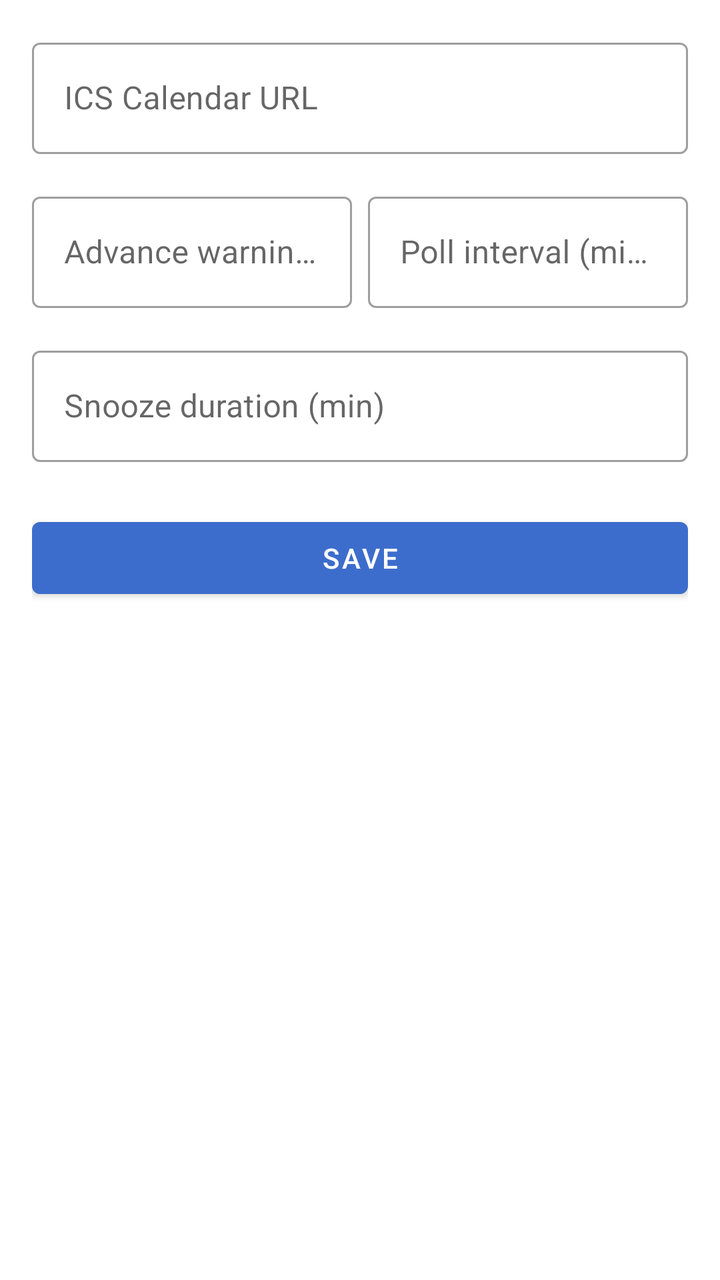
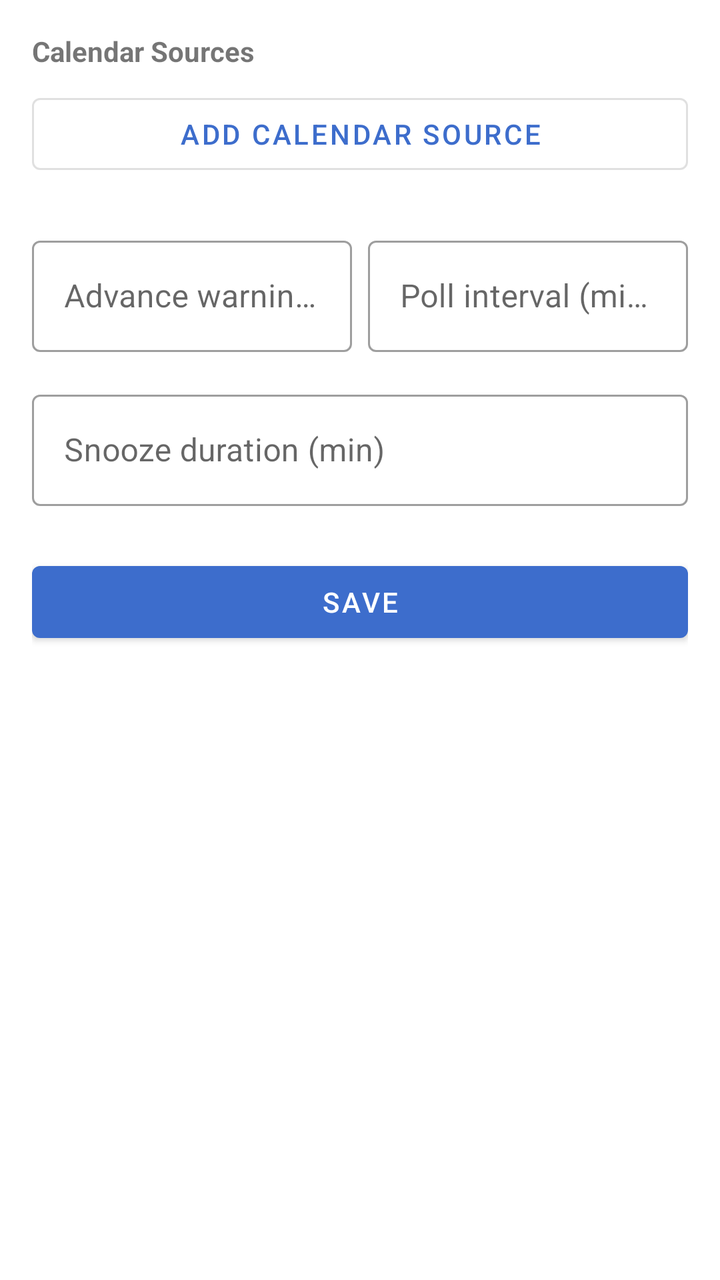

Before-and-after screenshots of an Android layout around one commit, followed by the original layout XML and the change that was made.
<!-- AndroidManifest.xml: application theme Theme.CalendarAlarm -->
<!-- res/layout/activity_settings.xml -->
<?xml version="1.0" encoding="utf-8"?>
<ScrollView xmlns:android="http://schemas.android.com/apk/res/android"
    android:layout_width="match_parent"
    android:layout_height="match_parent">

    <LinearLayout
        android:layout_width="match_parent"
        android:layout_height="wrap_content"
        android:orientation="vertical"
        android:padding="16dp">

        <com.google.android.material.textfield.TextInputLayout
            android:layout_width="match_parent"
            android:layout_height="wrap_content"
            android:hint="ICS Calendar URL"
            android:layout_marginBottom="16dp"
            style="@style/Widget.MaterialComponents.TextInputLayout.OutlinedBox">
            <com.google.android.material.textfield.TextInputEditText
                android:id="@+id/urlInput"
                android:layout_width="match_parent"
                android:layout_height="wrap_content"
                android:inputType="textUri"
                android:singleLine="true" />
        </com.google.android.material.textfield.TextInputLayout>

        <LinearLayout
            android:layout_width="match_parent"
            android:layout_height="wrap_content"
            android:orientation="horizontal"
            android:layout_marginBottom="16dp">

            <com.google.android.material.textfield.TextInputLayout
                android:layout_width="0dp"
                android:layout_height="wrap_content"
                android:layout_weight="1"
                android:hint="Advance warning (min)"
                android:layout_marginEnd="8dp"
                style="@style/Widget.MaterialComponents.TextInputLayout.OutlinedBox">
                <com.google.android.material.textfield.TextInputEditText
                    android:id="@+id/advanceInput"
                    android:layout_width="match_parent"
                    android:layout_height="wrap_content"
                    android:inputType="number" />
            </com.google.android.material.textfield.TextInputLayout>

            <com.google.android.material.textfield.TextInputLayout
                android:layout_width="0dp"
                android:layout_height="wrap_content"
                android:layout_weight="1"
                android:hint="Poll interval (min)"
                style="@style/Widget.MaterialComponents.TextInputLayout.OutlinedBox">
                <com.google.android.material.textfield.TextInputEditText
                    android:id="@+id/pollIntervalInput"
                    android:layout_width="match_parent"
                    android:layout_height="wrap_content"
                    android:inputType="number" />
            </com.google.android.material.textfield.TextInputLayout>

        </LinearLayout>

        <com.google.android.material.textfield.TextInputLayout
            android:layout_width="match_parent"
            android:layout_height="wrap_content"
            android:hint="Snooze duration (min)"
            android:layout_marginBottom="24dp"
            style="@style/Widget.MaterialComponents.TextInputLayout.OutlinedBox">
            <com.google.android.material.textfield.TextInputEditText
                android:id="@+id/snoozeInput"
                android:layout_width="match_parent"
                android:layout_height="wrap_content"
                android:inputType="number" />
        </com.google.android.material.textfield.TextInputLayout>

        <com.google.android.material.button.MaterialButton
            android:id="@+id/saveButton"
            android:layout_width="match_parent"
            android:layout_height="wrap_content"
            android:text="Save" />

    </LinearLayout>
</ScrollView>
<!-- resources referenced by this layout -->
<resources>
  <style name="Theme.CalendarAlarm" parent="Theme.MaterialComponents.DayNight.DarkActionBar">
          <item name="colorPrimary">#3D6DCC</item>
          <item name="colorPrimaryVariant">#2A4E9C</item>
          <item name="colorOnPrimary">@android:color/white</item>
      </style>
</resources>

<!-- the commit's change to res/layout/activity_settings.xml (unified diff, before → after) -->
@@ -9,19 +9,27 @@
         android:orientation="vertical"
         android:padding="16dp">
 
-        <com.google.android.material.textfield.TextInputLayout
+        <TextView
             android:layout_width="match_parent"
             android:layout_height="wrap_content"
-            android:hint="ICS Calendar URL"
-            android:layout_marginBottom="16dp"
-            style="@style/Widget.MaterialComponents.TextInputLayout.OutlinedBox">
-            <com.google.android.material.textfield.TextInputEditText
-                android:id="@+id/urlInput"
-                android:layout_width="match_parent"
-                android:layout_height="wrap_content"
-                android:inputType="textUri"
-                android:singleLine="true" />
-        </com.google.android.material.textfield.TextInputLayout>
+            android:text="Calendar Sources"
+            android:textStyle="bold"
+            android:textSize="14sp"
+            android:layout_marginBottom="8dp" />
+
+        <LinearLayout
+            android:id="@+id/urlSourcesContainer"
+            android:layout_width="match_parent"
+            android:layout_height="wrap_content"
+            android:orientation="vertical" />
+
+        <com.google.android.material.button.MaterialButton
+            android:id="@+id/addUrlButton"
+            android:layout_width="match_parent"
+            android:layout_height="wrap_content"
+            android:text="Add calendar source"
+            android:layout_marginBottom="24dp"
+            style="@style/Widget.MaterialComponents.Button.OutlinedButton" />
 
         <LinearLayout
             android:layout_width="match_parent"
